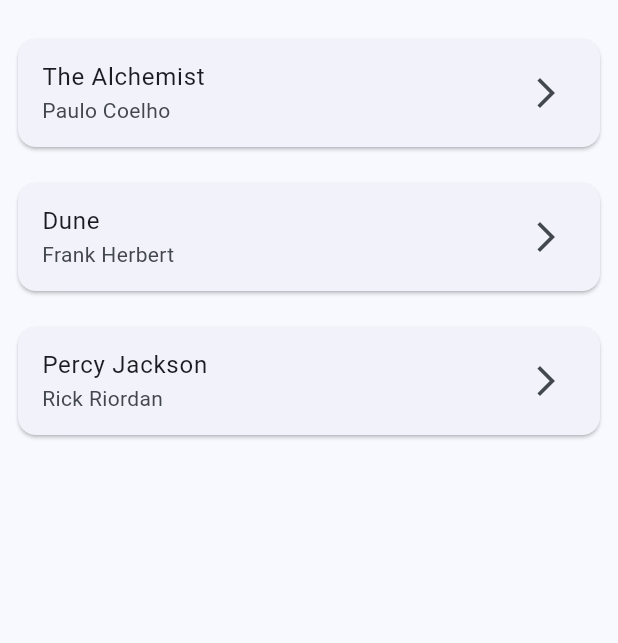
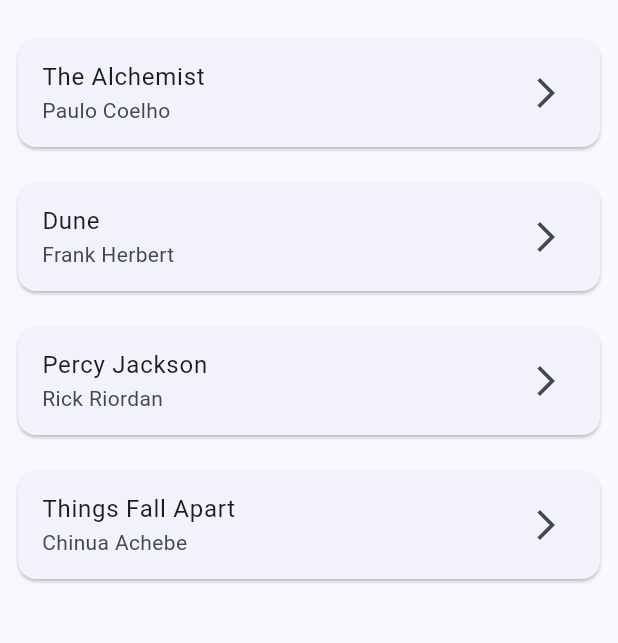
Before and after one commit to lailakarimi/project2_flutter_app, a Flutter app: the screen it shows after launch, on a phone screen of 412 x 824 dp, the part 63-706 px from its top. Run offline on Flutter 3.47's test engine with Material 3 defaults, Android fonts, the light colour scheme and no system bars.

Commit message:
Sprint 2: Added JSON backend

```diff
--- /dev/null
+++ b/assets/books.json
@@ -0,0 +1,18 @@
+[
+  {
+    "title": "The Alchemist",
+    "author": "Paulo Coelho"
+  },
+  {
+    "title": "Dune",
+    "author": "Frank Herbert"
+  },
+  {
+    "title": "Percy Jackson",
+    "author": "Rick Riordan"
+  },
+  {
+    "title": "Things Fall Apart",
+    "author": "Chinua Achebe"
+  }
+]
--- a/lib/main.dart
+++ b/lib/main.dart
@@ -1,4 +1,6 @@
+import 'dart:convert';
 import 'package:flutter/material.dart';
+import 'package:flutter/services.dart' show rootBundle;
 
 void main() {
   runApp(BookCatalogApp());
@@ -18,21 +20,42 @@ class BookCatalogApp extends StatelessWidget {
   }
 }
 
-// Simple Book model
+// Book model class
 class Book {
   final String title;
   final String author;
 
-  Book(this.title, this.author);
+  Book({required this.title, required this.author});
+
+  factory Book.fromJson(Map<String, dynamic> json) {
+    return Book(
+      title: json["title"],
+      author: json["author"],
+    );
+  }
 }
 
-class BookListScreen extends StatelessWidget {
-  // Hardcoded sample book list for Sprint 1
-  final List<Book> books = [
-    Book("The Alchemist", "Paulo Coelho"),
-    Book("Dune", "Frank Herbert"),
-    Book("Percy Jackson", "Rick Riordan"),
-  ];
+class BookListScreen extends StatefulWidget {
+  @override
+  _BookListScreenState createState() => _BookListScreenState();
+}
+
+class _BookListScreenState extends State<BookListScreen> {
+  late Future<List<Book>> futureBooks;
+
+  @override
+  void initState() {
+    super.initState();
+    futureBooks = loadBooks();
+  }
+
+  // Load and parse the JSON file
+  Future<List<Book>> loadBooks() async {
+    final jsonString = await rootBundle.loadString('assets/books.json');
+    final List<dynamic> jsonData = json.decode(jsonString);
+
+    return jsonData.map((item) => Book.fromJson(item)).toList();
+  }
 
   @override
   Widget build(BuildContext context) {
@@ -40,10 +63,24 @@ class BookListScreen extends StatelessWidget {
       appBar: AppBar(
         title: Text("Book Catalog"),
       ),
-      body: ListView.builder(
+      body: FutureBuilder<List<Book>>(
+        future: futureBooks,
+        builder: (context, snapshot) {
+          if (snapshot.connectionState == ConnectionState.waiting) {
+            return Center(child: CircularProgressIndicator());
+          }
+
+          if (snapshot.hasError) {
+            return Center(child: Text("Error loading data"));
+          }
+
+          final books = snapshot.data!;
+
+          return ListView.builder(
             itemCount: books.length,
             itemBuilder: (context, index) {
               final book = books[index];
+
               return Card(
                 margin: EdgeInsets.all(12),
                 child: ListTile(
@@ -53,6 +90,8 @@ class BookListScreen extends StatelessWidget {
                 ),
               );
             },
+          );
+        },
       ),
     );
   }
--- a/pubspec.yaml
+++ b/pubspec.yaml
@@ -57,6 +57,8 @@ flutter:
   # the material Icons class.
   uses-material-design: true
 
+  assets:
+    - assets/books.json
   # To add assets to your application, add an assets section, like this:
   # assets:
   #   - images/a_dot_burr.jpeg
```
Lines whose indentation alone changed are shown as unchanged.
